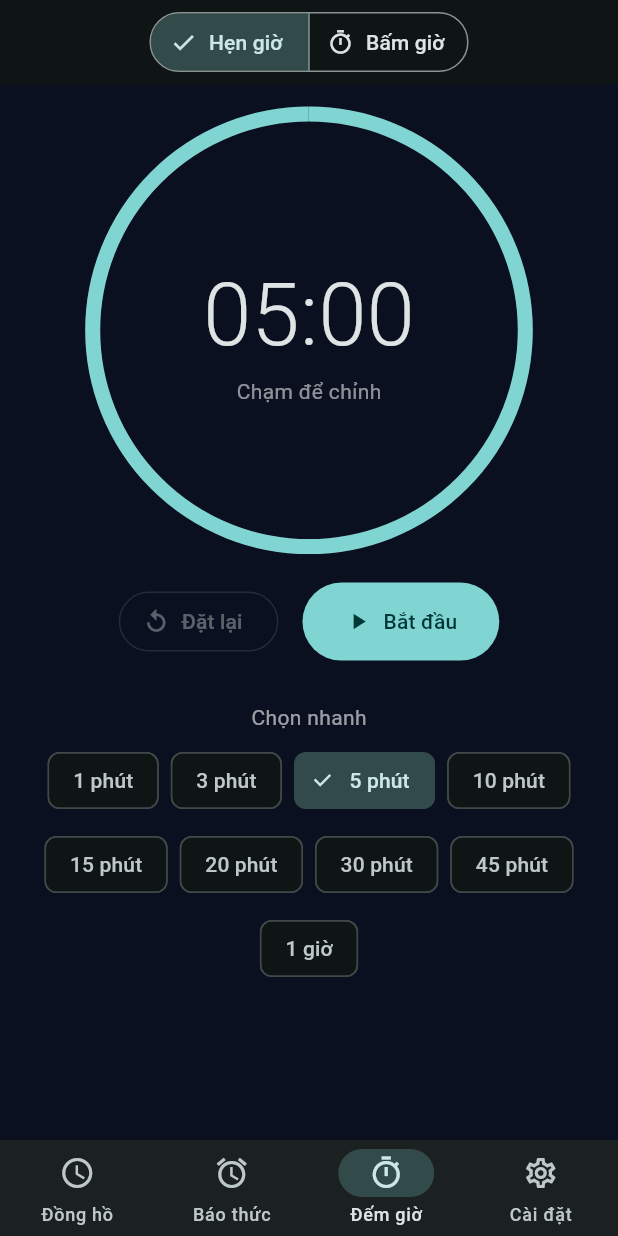
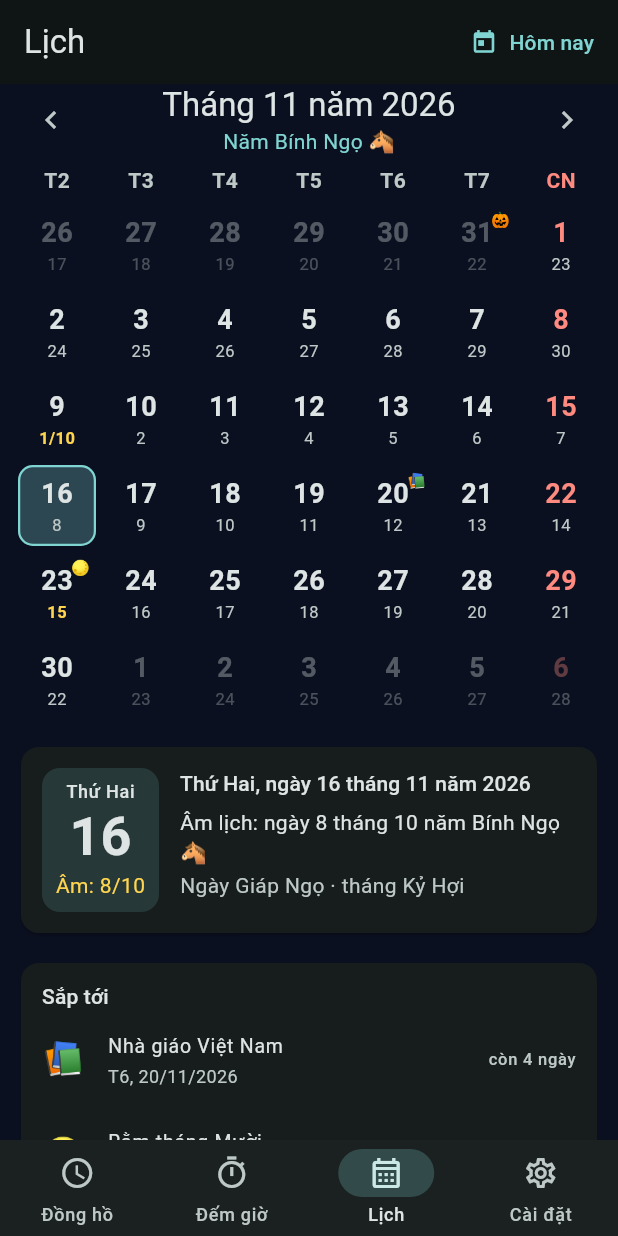
Before and after one commit to anthienlong2020/dream-watch-web, a Flutter app: the screen it shows after launch, item 3 of the bottom bar chosen, on a phone screen of 412 x 824 dp. Run offline on Flutter 3.47's test engine with Material 3 defaults, Android fonts, the phone set to English and light mode, and no system bars; our stand-ins replace audioplayers, file_picker, shared_preferences, wakelock_plus, web; missing offline and left inert: dart:js_interop, dart:ui_web.

Commit message:
Gộp Báo thức vào tab Đếm giờ (Báo thức/Hẹn giờ/Bấm giờ), thêm tab Lịch dương + âm
- Thanh dưới: Đồng hồ · Đếm giờ · Lịch · Cài đặt
- Lịch tháng: ngày âm dưới mỗi ngày dương, ngày lễ (dương + âm), can chi, Sắp tới
- solarToLunar + can chi (thuật toán Hồ Ngọc Đức), có test

Co-Authored-By: Claude Opus 5.5 <noreply@anthropic.com>
Claude-Session: https://claude.ai/code/session_01NiCjr4G382jmmSCaKoMmnR

```diff
--- a/lib/main.dart
+++ b/lib/main.dart
@@ -1,6 +1,6 @@
 import 'package:flutter/material.dart';
 
-import 'screens/alarms_screen.dart';
+import 'screens/calendar_screen.dart';
 import 'screens/clock_screen.dart';
 import 'screens/ring_overlay.dart';
 import 'screens/settings_screen.dart';
@@ -51,8 +51,8 @@ class _HomeScreenState extends State<HomeScreen> {
 
   static const _pages = [
     ClockScreen(),
-    AlarmsScreen(),
-    TimerScreen(),
+    TimerScreen(), // Báo thức + Hẹn giờ + Bấm giờ
+    CalendarScreen(),
     SettingsScreen(),
   ];
 
@@ -77,20 +77,16 @@ class _HomeScreenState extends State<HomeScreen> {
                       icon: Icon(Icons.access_time), label: 'Đồng hồ'),
                   NavigationDestination(
                     icon: Badge(
-                      isLabelVisible: app.alarms.any((a) => a.enabled),
-                      smallSize: 8,
-                      child: const Icon(Icons.alarm),
-                    ),
-                    label: 'Báo thức',
-                  ),
-                  NavigationDestination(
-                    icon: Badge(
-                      isLabelVisible: app.timerRunning || app.stopwatch.isRunning,
+                      isLabelVisible: app.alarms.any((a) => a.enabled) ||
+                          app.timerRunning ||
+                          app.stopwatch.isRunning,
                       smallSize: 8,
                       child: const Icon(Icons.timer_outlined),
                     ),
                     label: 'Đếm giờ',
                   ),
+                  const NavigationDestination(
+                      icon: Icon(Icons.calendar_month_outlined), label: 'Lịch'),
                   const NavigationDestination(
                       icon: Icon(Icons.settings_outlined), label: 'Cài đặt'),
                 ],
--- a/lib/screens/alarms_screen.dart
+++ b/lib/screens/alarms_screen.dart
@@ -6,12 +6,14 @@ import '../services/voice_recorder.dart';
 import '../utils/vn_format.dart';
 
 class AlarmsScreen extends StatelessWidget {
-  const AlarmsScreen({super.key});
+  /// embedded = nằm trong tab "Đếm giờ" (đã có thanh chọn ở trên) → không vẽ AppBar riêng.
+  final bool embedded;
+  const AlarmsScreen({super.key, this.embedded = false});
 
   @override
   Widget build(BuildContext context) {
     return Scaffold(
-      appBar: AppBar(
+      appBar: embedded ? null : AppBar(
           title: ListenableBuilder(
               listenable: app, builder: (_, __) => Text(app.isPro ? 'Báo thức & Lời nhắc' : 'Báo thức'))),
       floatingActionButton: FloatingActionButton.extended(
--- /dev/null
+++ b/lib/screens/calendar_screen.dart
@@ -0,0 +1,391 @@
+import 'package:flutter/material.dart';
+
+import '../themes/season_theme.dart';
+import '../utils/vn_format.dart';
+
+/// Tab "Lịch": lịch tháng dương lịch, mỗi ô có ngày âm nhỏ bên dưới,
+/// đánh dấu ngày lễ; chạm một ngày để xem âm lịch, can chi và lễ của ngày đó.
+class CalendarScreen extends StatefulWidget {
+  const CalendarScreen({super.key});
+
+  @override
+  State<CalendarScreen> createState() => _CalendarScreenState();
+}
+
+class _CalendarScreenState extends State<CalendarScreen> {
+  late DateTime _month; // ngày 1 của tháng đang xem
+  late DateTime _selected;
+
+  @override
+  void initState() {
+    super.initState();
+    final now = DateTime.now();
+    _selected = DateTime(now.year, now.month, now.day);
+    _month = DateTime(now.year, now.month);
+  }
+
+  void _go(int delta) => setState(() => _month = DateTime(_month.year, _month.month + delta));
+
+  void _today() {
+    final now = DateTime.now();
+    setState(() {
+      _selected = DateTime(now.year, now.month, now.day);
+      _month = DateTime(now.year, now.month);
+    });
+  }
+
+  @override
+  Widget build(BuildContext context) {
+    final lunarOfMonth = solarToLunar(_month);
+    return Scaffold(
+      appBar: AppBar(
+        title: const Text('Lịch'),
+        actions: [
+          TextButton.icon(
+            onPressed: _today,
+            icon: const Icon(Icons.today),
+            label: const Text('Hôm nay'),
+          ),
+        ],
+      ),
+      body: GestureDetector(
+        // vuốt ngang để đổi tháng
+        onHorizontalDragEnd: (d) {
+          final v = d.primaryVelocity ?? 0;
+          if (v < -200) _go(1);
+          if (v > 200) _go(-1);
+        },
+        child: ListView(
+          padding: const EdgeInsets.fromLTRB(10, 0, 10, 24),
+          children: [
+            Row(
+              children: [
+                IconButton(onPressed: () => _go(-1), icon: const Icon(Icons.chevron_left)),
+                Expanded(
+                  child: Column(
+                    children: [
+                      Text('Tháng ${_month.month} năm ${_month.year}',
+                          style: Theme.of(context).textTheme.titleLarge),
+                      Text('Năm ${canChiYear(lunarOfMonth.year)} '
+                          '${kZodiacEmoji[zodiacOfYear(lunarOfMonth.year)]}',
+                          style: TextStyle(color: Theme.of(context).colorScheme.primary)),
+                    ],
+                  ),
+                ),
+                IconButton(onPressed: () => _go(1), icon: const Icon(Icons.chevron_right)),
+              ],
+            ),
+            const SizedBox(height: 6),
+            _MonthGrid(
+              month: _month,
+              selected: _selected,
+              onTap: (d) => setState(() {
+                _selected = d;
+                if (d.month != _month.month) _month = DateTime(d.year, d.month);
+              }),
+            ),
+            const SizedBox(height: 12),
+            _DayDetail(day: _selected),
+            const SizedBox(height: 12),
+            const _Upcoming(),
+          ],
+        ),
+      ),
+    );
+  }
+}
+
+// =====================================================================
+// Lưới tháng
+// =====================================================================
+
+class _MonthGrid extends StatelessWidget {
+  final DateTime month;
+  final DateTime selected;
+  final ValueChanged<DateTime> onTap;
+  const _MonthGrid({required this.month, required this.selected, required this.onTap});
+
+  @override
+  Widget build(BuildContext context) {
+    final cs = Theme.of(context).colorScheme;
+    final now = DateTime.now();
+    final today = DateTime(now.year, now.month, now.day);
+    // tuần bắt đầu từ Thứ Hai
+    final first = month.subtract(Duration(days: month.weekday - 1));
+    final daysInMonth = DateTime(month.year, month.month + 1, 0).day;
+    final rows = ((month.weekday - 1 + daysInMonth) / 7).ceil();
+    return Column(
+      children: [
+        Row(
+          children: [
+            for (var i = 0; i < 7; i++)
+              Expanded(
+                child: Center(
+                  child: Text(kWeekdayShort[i],
+                      style: TextStyle(
+                          fontWeight: FontWeight.w600,
+                          color: i == 6 ? const Color(0xFFFF8A80) : cs.onSurfaceVariant)),
+                ),
+              ),
+          ],
+        ),
+        const SizedBox(height: 4),
+        for (var r = 0; r < rows; r++)
+          Row(
+            children: [
+              for (var c = 0; c < 7; c++)
+                Expanded(
+                  child: _DayCell(
+                    day: DateTime(first.year, first.month, first.day + r * 7 + c),
+                    inMonth: DateTime(first.year, first.month, first.day + r * 7 + c).month == month.month,
+                    isToday: DateTime(first.year, first.month, first.day + r * 7 + c) == today,
+                    isSelected: DateTime(first.year, first.month, first.day + r * 7 + c) == selected,
+                    onTap: onTap,
+                  ),
+                ),
+            ],
+          ),
+      ],
+    );
+  }
+}
+
+class _DayCell extends StatelessWidget {
+  final DateTime day;
+  final bool inMonth, isToday, isSelected;
+  final ValueChanged<DateTime> onTap;
+  const _DayCell({
+    required this.day,
+    required this.inMonth,
+    required this.isToday,
+    required this.isSelected,
+    required this.onTap,
+  });
+
+  @override
+  Widget build(BuildContext context) {
+    final cs = Theme.of(context).colorScheme;
+    final l = solarToLunar(day);
+    final events = eventsOn(day, l);
+    final holiday = events.any((e) => e.dayOff);
+    final sunday = day.weekday == DateTime.sunday;
+    var solarColor = (holiday || sunday) ? const Color(0xFFFF8A80) : cs.onSurface;
+    if (!inMonth) solarColor = solarColor.withAlpha(89);
+    final special = l.day == 1 || l.day == 15;
+    final lunarText = l.day == 1 ? '${l.day}/${l.month}${l.leap ? 'N' : ''}' : '${l.day}';
+    return Padding(
+      padding: const EdgeInsets.all(2),
+      child: Material(
+        color: isSelected
+            ? cs.primary.withAlpha(71)
+            : (isToday ? cs.primary.withAlpha(31) : Colors.transparent),
+        shape: RoundedRectangleBorder(
+          borderRadius: BorderRadius.circular(10),
+          side: isToday ? BorderSide(color: cs.primary, width: 1.5) : BorderSide.none,
+        ),
+        child: InkWell(
+          borderRadius: BorderRadius.circular(10),
+          onTap: () => onTap(day),
+          child: SizedBox(
+            height: 54,
+            child: Stack(
+              children: [
+                Center(
+                  child: Column(
+                    mainAxisSize: MainAxisSize.min,
+                    children: [
+                      Text('${day.day}',
+                          style: TextStyle(fontSize: 18, fontWeight: FontWeight.w600, color: solarColor)),
+                      Text(lunarText,
+                          style: TextStyle(
+                            fontSize: 11,
+                            fontWeight: special ? FontWeight.w700 : FontWeight.normal,
+                            color: (special ? const Color(0xFFFFD54F) : cs.onSurfaceVariant)
+                                .withAlpha(inMonth ? 255 : 89),
+                          )),
+                    ],
+                  ),
+                ),
+                if (events.isNotEmpty)
+                  Positioned(
+                    right: 4,
+                    top: 3,
+                    child: Text(events.first.emoji, style: const TextStyle(fontSize: 10)),
+                  ),
+              ],
+            ),
+          ),
+        ),
+      ),
+    );
+  }
+}
+
+// =====================================================================
+// Chi tiết ngày đang chọn
+// =====================================================================
+
+class _DayDetail extends StatelessWidget {
+  final DateTime day;
+  const _DayDetail({required this.day});
+
+  @override
+  Widget build(BuildContext context) {
+    final cs = Theme.of(context).colorScheme;
+    final l = solarToLunar(day);
+    final events = eventsOn(day, l);
+    final tt = Theme.of(context).textTheme;
+    return Card(
+      child: Padding(
+        padding: const EdgeInsets.all(14),
+        child: Row(
+          crossAxisAlignment: CrossAxisAlignment.start,
+          children: [
+            // tờ lịch nhỏ
+            Container(
+              width: 78,
+              padding: const EdgeInsets.symmetric(vertical: 8),
+              decoration: BoxDecoration(
+                color: cs.primary.withAlpha(38),
+                borderRadius: BorderRadius.circular(12),
+              ),
+              child: Column(
+                children: [
+                  Text(kWeekdayLong[day.weekday - 1], style: tt.labelMedium),
+                  Text('${day.day}', style: tt.displaySmall?.copyWith(fontWeight: FontWeight.bold)),
+                  Text('Âm: ${l.day}/${l.month}', style: const TextStyle(color: Color(0xFFFFD54F))),
+                ],
+              ),
+            ),
+            const SizedBox(width: 14),
+            Expanded(
+              child: Column(
+                crossAxisAlignment: CrossAxisAlignment.start,
+                children: [
+                  Text(formatDateVn(day), style: tt.titleSmall),
+                  const SizedBox(height: 6),
+                  Text('Âm lịch: ngày ${l.day} tháng ${l.month}${l.leap ? ' (nhuận)' : ''} '
+                      'năm ${canChiYear(l.year)} ${kZodiacEmoji[zodiacOfYear(l.year)]}'),
+                  const SizedBox(height: 2),
+                  Text('Ngày ${canChiDay(l.jd)} · tháng ${canChiMonth(l.month, l.year)}',
+                      style: TextStyle(color: cs.onSurfaceVariant)),
+                  for (final e in events) ...[
+                    const SizedBox(height: 6),
+                    Text('${e.emoji} ${e.name}',
+                        style: TextStyle(
+                            fontWeight: FontWeight.w600,
+                            color: e.dayOff ? const Color(0xFFFF8A80) : cs.primary)),
+                  ],
+                ],
+              ),
+            ),
+          ],
+        ),
+      ),
+    );
+  }
+}
+
+/// "Sắp tới": vài ngày lễ kế tiếp và còn bao nhiêu ngày.
+class _Upcoming extends StatelessWidget {
+  const _Upcoming();
+
+  @override
+  Widget build(BuildContext context) {
+    final now = DateTime.now();
+    final start = DateTime(now.year, now.month, now.day);
+    final list = <(DateTime, CalEvent)>[];
+    for (var i = 1; i <= 400 && list.length < 5; i++) {
+      final d = DateTime(start.year, start.month, start.day + i);
+      for (final e in eventsOn(d, solarToLunar(d))) {
+        if (list.length < 5) list.add((d, e));
+      }
+    }
+    final tt = Theme.of(context).textTheme;
+    return Card(
+      child: Padding(
+        padding: const EdgeInsets.fromLTRB(14, 12, 14, 8),
+        child: Column(
+          crossAxisAlignment: CrossAxisAlignment.start,
+          children: [
+            Text('Sắp tới', style: tt.titleSmall),
+            for (final (d, e) in list)
+              ListTile(
+                dense: true,
+                contentPadding: EdgeInsets.zero,
+                leading: Text(e.emoji, style: const TextStyle(fontSize: 22)),
+                title: Text(e.name),
+                subtitle: Text('${kWeekdayShort[d.weekday - 1]}, ${d.day}/${d.month}/${d.year}'),
+                trailing: Text('còn ${d.difference(start).inDays} ngày'),
+              ),
+          ],
+        ),
+      ),
+    );
+  }
+}
+
+// =====================================================================
+// Ngày lễ
+// =====================================================================
+
+class CalEvent {
+  final String name;
+  final String emoji;
+  final bool dayOff; // ngày nghỉ lễ chính thức → tô đỏ
+  const CalEvent(this.name, this.emoji, {this.dayOff = false});
+}
+
+/// Lễ theo dương lịch: (tháng, ngày).
+const Map<(int, int), CalEvent> kSolarEvents = {
+  (1, 1): CalEvent('Tết Dương lịch', '🎆', dayOff: true),
+  (2, 14): CalEvent('Lễ Tình nhân', '💝'),
+  (3, 8): CalEvent('Quốc tế Phụ nữ', '💐'),
+  (4, 30): CalEvent('Ngày Thống nhất', '🇻🇳', dayOff: true),
+  (5, 1): CalEvent('Quốc tế Lao động', '🛠️', dayOff: true),
+  (6, 1): CalEvent('Quốc tế Thiếu nhi', '🎈'),
+  (9, 2): CalEvent('Quốc khánh', '🇻🇳', dayOff: true),
+  (10, 20): CalEvent('Phụ nữ Việt Nam', '🌹'),
+  (10, 31): CalEvent('Halloween', '🎃'),
+  (11, 20): CalEvent('Nhà giáo Việt Nam', '📚'),
+  (12, 24): CalEvent('Đêm Giáng sinh', '🎄'),
+  (12, 25): CalEvent('Giáng sinh', '🎄'),
+};
+
+/// Lễ theo âm lịch: (tháng, ngày).
+const Map<(int, int), CalEvent> kLunarEvents = {
+  (1, 1): CalEvent('Tết Nguyên Đán – mùng 1', '🧧', dayOff: true),
+  (1, 2): CalEvent('Tết – mùng 2', '🧧', dayOff: true),
+  (1, 3): CalEvent('Tết – mùng 3', '🧧', dayOff: true),
+  (1, 15): CalEvent('Rằm tháng Giêng', '🏮'),
+  (3, 3): CalEvent('Tết Hàn thực', '🍡'),
+  (3, 10): CalEvent('Giỗ Tổ Hùng Vương', '🏯', dayOff: true),
+  (4, 15): CalEvent('Lễ Phật đản', '🪷'),
+  (5, 5): CalEvent('Tết Đoan Ngọ', '🍑'),
+  (7, 15): CalEvent('Lễ Vu Lan', '🪷'),
+  (8, 15): CalEvent('Tết Trung Thu', '🥮'),
+  (10, 15): CalEvent('Rằm tháng Mười', '🌕'),
+  (12, 23): CalEvent('Ông Công Ông Táo', '🐟'),
+};
+
+/// Các lễ của một ngày (âm lịch tháng nhuận không tính lễ).
+List<CalEvent> eventsOn(DateTime d, LunarDate l) {
+  final out = <CalEvent>[];
+  final s = kSolarEvents[(d.month, d.day)];
+  if (s != null) out.add(s);
+  if (!l.leap) {
+    final x = kLunarEvents[(l.month, l.day)];
+    if (x != null) out.add(x);
+    // Giao thừa: ngày cuối cùng của tháng Chạp
+    if (l.month == 12 && solarToLunar(DateTime(d.year, d.month, d.day + 1)).day == 1) {
+      out.add(const CalEvent('Giao thừa', '🎇'));
+    }
+  }
+  if (d.month == 5 && d == nthWeekday(d.year, 5, DateTime.sunday, 2)) {
+    out.add(const CalEvent('Ngày của Mẹ', '💐'));
+  }
+  if (d.month == 6 && d == nthWeekday(d.year, 6, DateTime.sunday, 3)) {
+    out.add(const CalEvent('Ngày của Cha', '👔'));
+  }
+  return out;
+}
--- a/lib/screens/timer_screen.dart
+++ b/lib/screens/timer_screen.dart
@@ -2,10 +2,11 @@ import 'package:flutter/material.dart';
 import 'package:flutter/services.dart';
 
 import '../services/app_state.dart';
+import 'alarms_screen.dart';
 import '../utils/vn_format.dart';
 import '../widgets/tick_builder.dart';
 
-/// Tab "Đếm giờ": gồm Hẹn giờ (đếm ngược) và Bấm giờ.
+/// Tab "Đếm giờ": gồm Báo thức, Hẹn giờ (đếm ngược) và Bấm giờ.
 class TimerScreen extends StatefulWidget {
   const TimerScreen({super.key});
 
@@ -14,14 +15,20 @@ class TimerScreen extends StatefulWidget {
 }
 
 class _TimerScreenState extends State<TimerScreen> {
-  String _mode = 'countdown';
+  String _mode = 'alarm';
 
   @override
   Widget build(BuildContext context) {
     return Scaffold(
       appBar: AppBar(
         title: SegmentedButton<String>(
+          showSelectedIcon: false,
+          style: const ButtonStyle(visualDensity: VisualDensity.compact),
           segments: const [
+            ButtonSegment(
+                value: 'alarm',
+                icon: Icon(Icons.alarm),
+                label: Text('Báo thức')),
             ButtonSegment(
                 value: 'countdown',
                 icon: Icon(Icons.hourglass_bottom),
@@ -36,7 +43,11 @@ class _TimerScreenState extends State<TimerScreen> {
         ),
         centerTitle: true,
       ),
-      body: _mode == 'countdown' ? const _Countdown() : const _StopwatchView(),
+      body: switch (_mode) {
+        'alarm' => const AlarmsScreen(embedded: true),
+        'countdown' => const _Countdown(),
+        _ => const _StopwatchView(),
+      },
     );
   }
 }
--- a/lib/themes/season_theme.dart
+++ b/lib/themes/season_theme.dart
@@ -551,6 +551,58 @@ DateTime lunarToSolar(int day, int month, int year) {
   return _jdToDate(_newMoonDay(k + off) + day - 1);
 }
 
+/// Ngày âm lịch Việt Nam.
+class LunarDate {
+  final int day, month, year;
+  final bool leap; // tháng nhuận
+  final int jd; // số ngày Julius của ngày dương tương ứng (để tính can chi ngày)
+  const LunarDate(this.day, this.month, this.year, this.leap, this.jd);
+}
+
+/// Ngày dương lịch → ngày âm lịch (thuật toán Hồ Ngọc Đức, múi giờ +7).
+LunarDate solarToLunar(DateTime d) {
+  final dayNumber = _jdFromDate(d.day, d.month, d.year);
+  final k = ((dayNumber - 2415021.076998695) / 29.530588853).floor();
+  var monthStart = _newMoonDay(k + 1);
+  if (monthStart > dayNumber) monthStart = _newMoonDay(k);
+  var a11 = _lunarMonth11(d.year);
+  var b11 = a11;
+  int lunarYear;
+  if (a11 >= monthStart) {
+    lunarYear = d.year;
+    a11 = _lunarMonth11(d.year - 1);
+  } else {
+    lunarYear = d.year + 1;
+    b11 = _lunarMonth11(d.year + 1);
+  }
+  final lunarDay = dayNumber - monthStart + 1;
+  final diff = ((monthStart - a11) / 29).floor();
+  var leap = false;
+  var lunarMonth = diff + 11;
+  if (b11 - a11 > 365) {
+    final leapMonthDiff = _leapMonthOffset(a11);
+    if (diff >= leapMonthDiff) {
+      lunarMonth = diff + 10;
+      if (diff == leapMonthDiff) leap = true;
+    }
+  }
+  if (lunarMonth > 12) lunarMonth -= 12;
+  if (lunarMonth >= 11 && diff < 4) lunarYear -= 1;
+  return LunarDate(lunarDay, lunarMonth, lunarYear, leap, dayNumber);
+}
+
+const List<String> kCan = ['Giáp', 'Ất', 'Bính', 'Đinh', 'Mậu', 'Kỷ', 'Canh', 'Tân', 'Nhâm', 'Quý'];
+
+/// Can chi của năm âm lịch, ví dụ 2026 → "Bính Ngọ".
+String canChiYear(int lunarYear) => '${kCan[(lunarYear + 6) % 10]} ${kZodiacName[(lunarYear + 8) % 12]}';
+
+/// Can chi của tháng âm lịch.
+String canChiMonth(int lunarMonth, int lunarYear) =>
+    '${kCan[(lunarYear * 12 + lunarMonth + 3) % 10]} ${kZodiacName[(lunarMonth + 1) % 12]}';
+
+/// Can chi của ngày (theo số ngày Julius).
+String canChiDay(int jd) => '${kCan[(jd + 9) % 10]} ${kZodiacName[(jd + 1) % 12]}';
+
 /// Thứ [nth] (1 = đầu tiên, -1 = cuối cùng) của [weekday] trong tháng.
 DateTime nthWeekday(int y, int m, int weekday, int nth) {
   if (nth > 0) {
```
Also changed, not shown: 1 other file.
